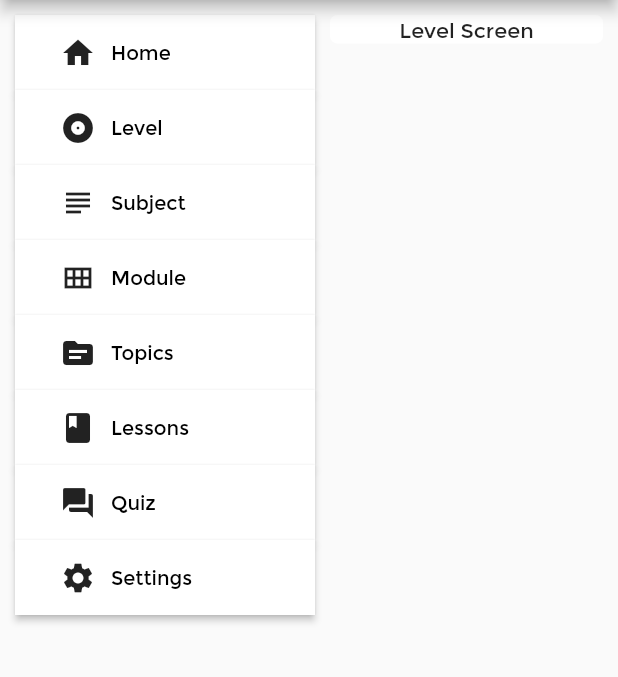
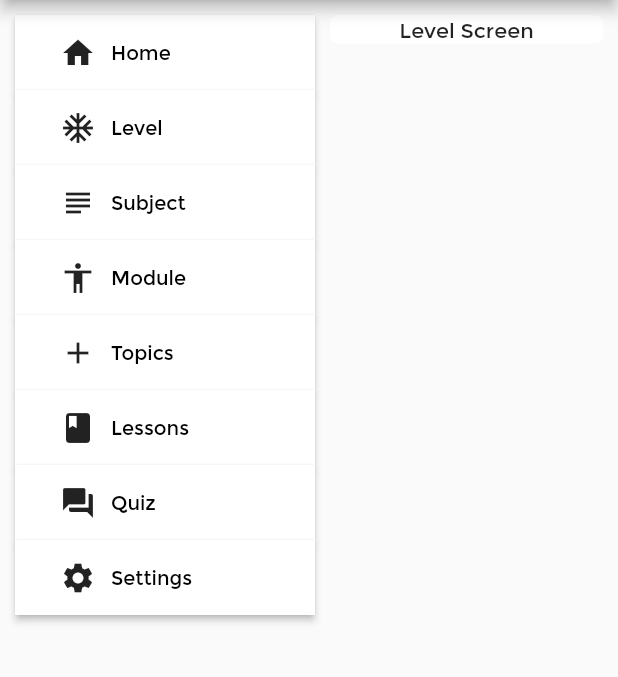
Before and after one commit to techkush/flutter_learno_admin, a Flutter app: the MyHomePage screen opened directly, after a tap on "Level", on a phone screen of 412 x 824 dp, the part 84-761 px from its top. Run offline on Flutter 3.47's test engine with Material 2 defaults, Android fonts, the phone set to English and light mode, and no system bars.

Commit message:
Home Page Done - Fixed

```diff
--- a/lib/main.dart
+++ b/lib/main.dart
@@ -1,4 +1,5 @@
 import 'package:flutter/cupertino.dart';
+import 'dart:ui';
 import 'package:flutter/material.dart';
 import 'package:flutter_learno_admin/screens/home_screen.dart';
 import 'package:flutter_learno_admin/screens/lesson_screen.dart';
@@ -95,7 +96,7 @@ class _MyHomePageState extends State<MyHomePage> {
                   SideButton(
                     handleFunction: setPageIndex,
                     name: "Level",
-                    icon: Icons.album_rounded,
+                    icon: Icons.ac_unit,
                     pageScreen: 1,
                   ),
                   SideButton(
@@ -107,13 +108,13 @@ class _MyHomePageState extends State<MyHomePage> {
                   SideButton(
                     handleFunction: setPageIndex,
                     name: "Module",
-                    icon: Icons.view_module_outlined,
+                    icon: Icons.accessibility,
                     pageScreen: 3,
                   ),
                   SideButton(
                     handleFunction: setPageIndex,
                     name: "Topics",
-                    icon: Icons.topic,
+                    icon: Icons.add,
                     pageScreen: 4,
                   ),
                   SideButton(
--- a/pubspec.yaml
+++ b/pubspec.yaml
@@ -41,8 +41,6 @@ flutter:
   uses-material-design: true
 
   # To add assets to your application, add an assets section, like this:
-  assets:
-    - assets/images/structure.png
 
   # An image asset can refer to one or more resolution-specific "variants", see
   # https://flutter.dev/assets-and-images/#resolution-aware.
```
Also changed, not shown: pubspec.lock.
